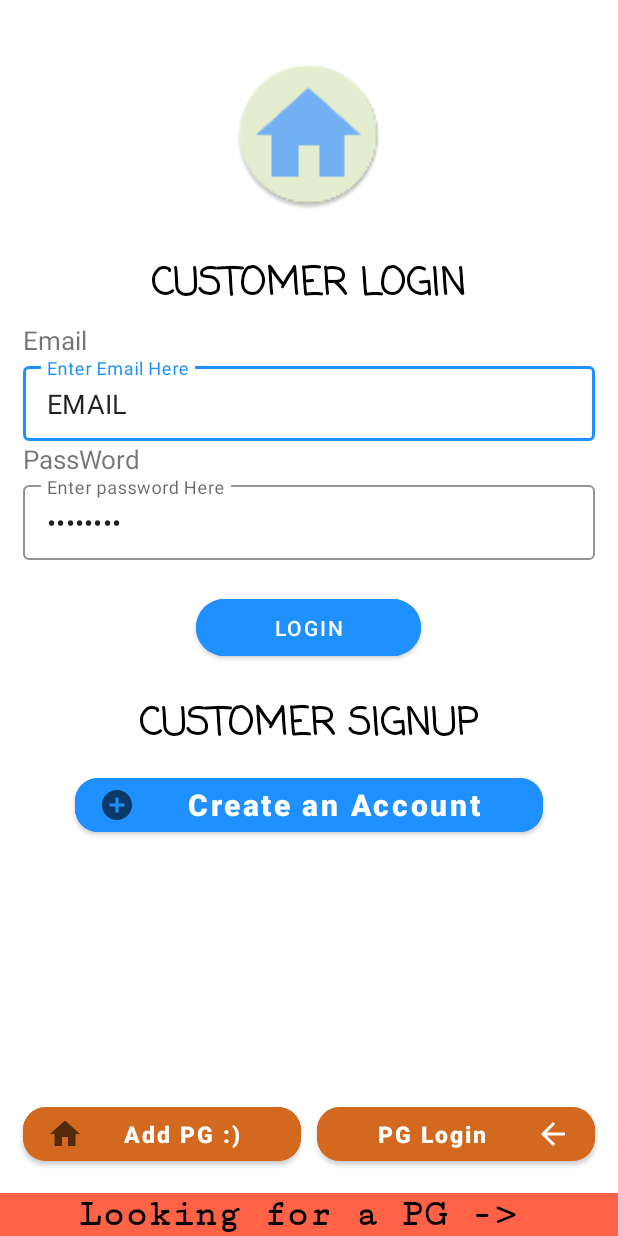
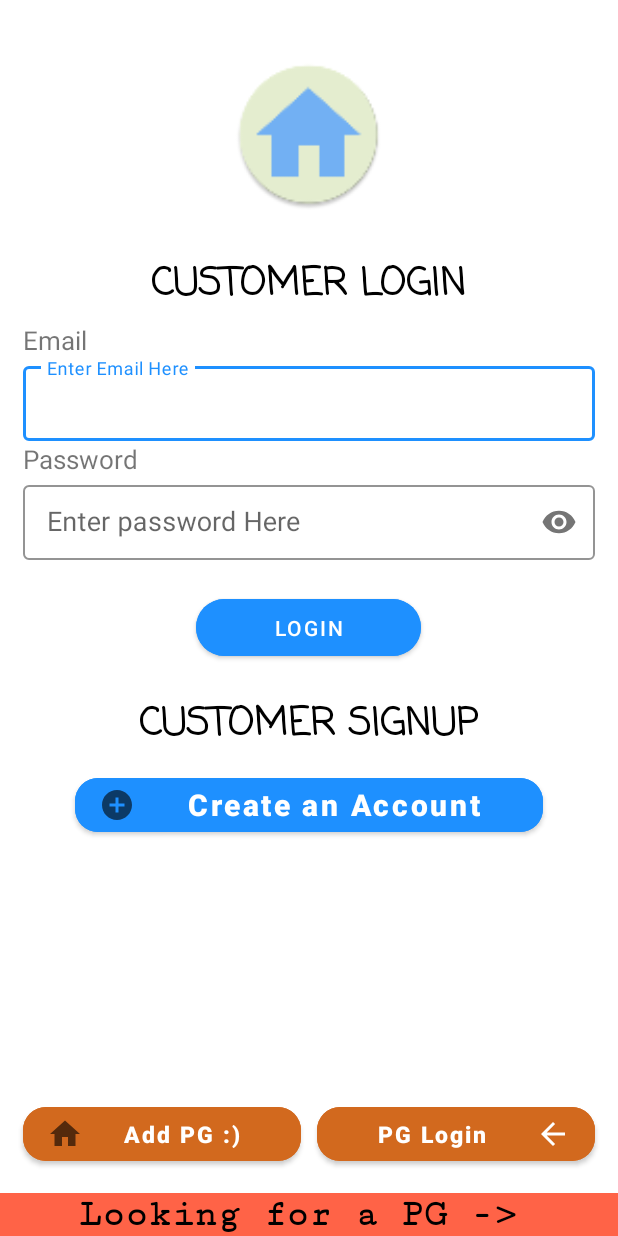
Before and after one commit to CormacKrum/EasyPG, an Android app: the screen it shows after launch (MainActivity), on a phone screen of 412 x 824 dp. Run offline under Robolectric (Android 15) with nearby library versions, the phone set to English and light mode, and no system bars; our stand-ins replace Firebase (no records; nobody signed in at launch, a user with empty details on screens opened directly); libraries missing offline, so code that uses them is left out: dmax.dialog.

Commit message:
Added Toggle Button And Removed email and password text

```diff
--- a/app/src/main/java/udit/programmer/co/easypg/MainActivity.kt
+++ b/app/src/main/java/udit/programmer/co/easypg/MainActivity.kt
@@ -55,8 +55,8 @@ class MainActivity : AppCompatActivity() {
         }
 
         val sharedPreferences = getSharedPreferences("1000", Context.MODE_PRIVATE)
-        email_input.setText(sharedPreferences.getString("email", "EMAIL"))
-        password_input.setText(sharedPreferences.getString("customerpassword", "PASSWORD"))
+        email_input.setText(sharedPreferences.getString("email", ""))
+        password_input.setText(sharedPreferences.getString("customerpassword", ""))
 
         login_btn.setOnClickListener {
             if (checkEmptyField()) {
--- a/app/src/main/res/layout/activity_main.xml
+++ b/app/src/main/res/layout/activity_main.xml
@@ -68,7 +68,7 @@
         android:layout_below="@id/email_input_layout"
         android:layout_marginLeft="15dp"
         android:layout_marginRight="15dp"
-        android:text="PassWord"
+        android:text="Password"
         android:textSize="17dp" />
 
     <com.google.android.material.textfield.TextInputLayout
@@ -79,6 +79,7 @@
         android:layout_marginLeft="15dp"
         android:layout_marginRight="15dp"
         app:boxStrokeColor="@color/DodgerBlue"
+        app:passwordToggleEnabled="true"
         app:hintTextColor="@color/DodgerBlue">
 
         <com.google.android.material.textfield.TextInputEditText
--- a/build.gradle
+++ b/build.gradle
@@ -7,7 +7,7 @@ buildscript {
         jcenter()
     }
     dependencies {
-        classpath "com.android.tools.build:gradle:4.0.0"
+        classpath 'com.android.tools.build:gradle:4.0.1'
         classpath "org.jetbrains.kotlin:kotlin-gradle-plugin:$kotlin_version"
         classpath 'com.google.gms:google-services:4.3.3'
 
```
